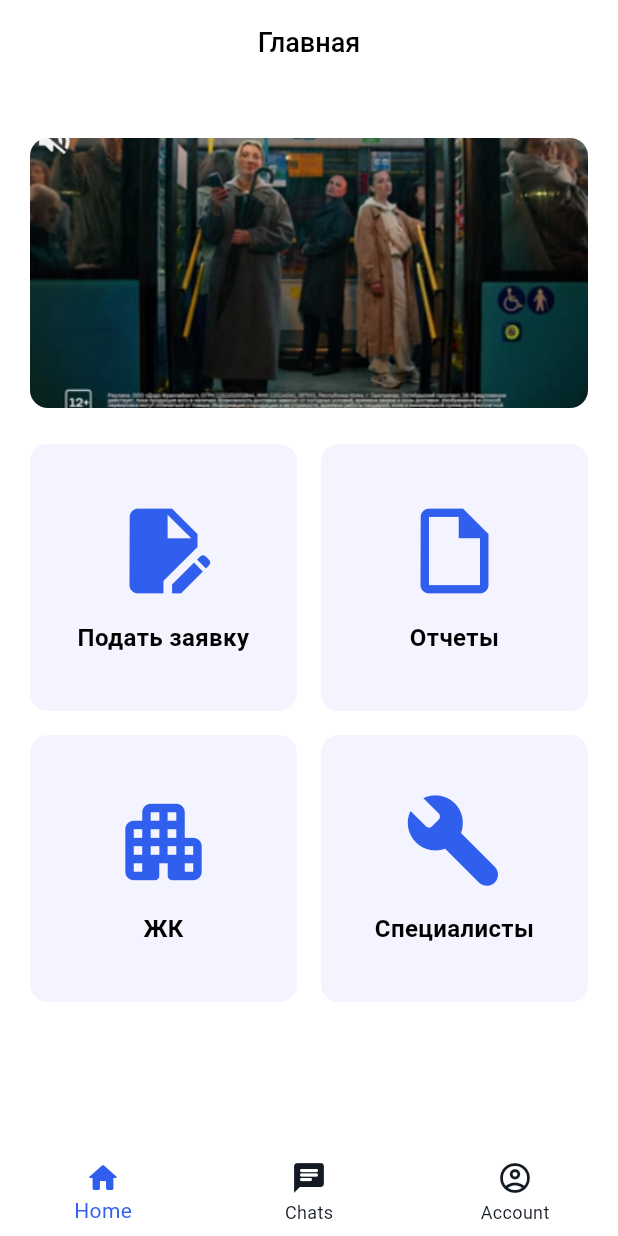
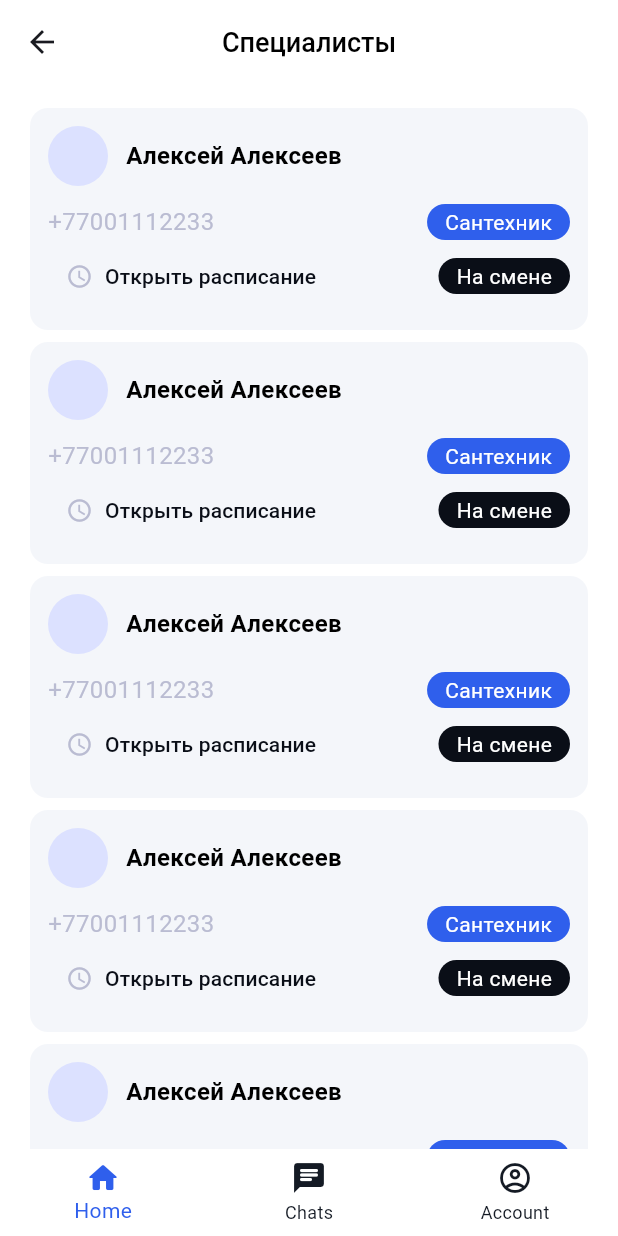
Before and after one commit to assanbayg/zhks, a Flutter app: the HomeScreen screen opened by its route, after a tap on "Специалисты", on a phone screen of 412 x 824 dp. Run offline on Flutter 3.47's test engine with Material 3 defaults, Android fonts, the phone set to English and light mode, and no system bars; our stand-ins replace dio, firebase_core, firebase_messaging, flutter_dotenv, flutter_local_notifications, flutter_riverpod and 8 more; accounts and stored records are empty; generated files the repository leaves out were written again; Roboto replaces fonts that are missing (SFProDisplay).

Commit message:
feat: View specialists and their schedule from mock API

```diff
--- a/lib/core/presentation/screens/home_screen.dart
+++ b/lib/core/presentation/screens/home_screen.dart
@@ -54,7 +54,7 @@ class HomeScreen extends StatelessWidget {
                   _HomeCard(
                     icon: Icons.build_rounded,
                     label: 'Специалисты',
-                    onTap: () => context.goNamed('specimen'),
+                    onTap: () => context.goNamed('specialists'),
                   ),
                 ],
               ),
--- /dev/null
+++ b/lib/core/repositories/specialist_repository.dart
@@ -0,0 +1,16 @@
+// Project imports:
+import '../models/specialist.dart';
+
+class SpecialistRepository {
+  Future<List<Specialist>> getAllSpecialists() async {
+    return List.generate(5, (i) => Specialist.mock(id: i + 1));
+  }
+
+  Future<Specialist> getSpecialistById(int id) async {
+    return Specialist.mock(id: id);
+  }
+
+  Future<List<Schedule>> getSchedules(int specialistId) async {
+    return Specialist.mock(id: specialistId).schedules!;
+  }
+}
--- /dev/null
+++ b/lib/features/specialists/specialists_screen.dart
@@ -0,0 +1,149 @@
+// Flutter imports:
+import 'package:flutter/material.dart';
+
+// Package imports:
+import 'package:flutter_riverpod/flutter_riverpod.dart';
+
+// Project imports:
+import 'package:zhks/core/presentation/widgets/custom_app_bar.dart';
+import 'package:zhks/core/providers/specialist_provider.dart';
+import 'package:zhks/core/themes/theme_extensions.dart';
+import 'package:zhks/features/specialists/specialist_schedule.dart';
+
+class SpecialistsScreen extends ConsumerWidget {
+  const SpecialistsScreen({super.key});
+
+  @override
+  Widget build(BuildContext context, WidgetRef ref) {
+    final primary = context.colors.primary;
+    final teritary = context.colors.tertiary;
+
+    final asyncSpecialists = ref.watch(allSpecialistsProvider);
+
+    return Scaffold(
+      appBar: CustomAppBar(
+        label: 'Специалисты',
+        showBackButton: true,
+        location: '/',
+      ),
+      body: Padding(
+        padding: const EdgeInsets.symmetric(horizontal: 20),
+        child: asyncSpecialists.when(
+          data:
+              (specialists) => ListView.builder(
+                itemCount: specialists.length,
+                itemBuilder: (context, index) {
+                  final s = specialists[index];
+                  return Container(
+                    padding: const EdgeInsets.all(12),
+                    margin: const EdgeInsets.only(bottom: 8),
+                    decoration: BoxDecoration(
+                      color: teritary.gray,
+                      borderRadius: BorderRadius.circular(12),
+                    ),
+                    child: Column(
+                      spacing: 12,
+                      children: [
+                        Row(
+                          spacing: 12,
+                          children: [
+                            CircleAvatar(),
+                            Text(
+                              s.name,
+                              style: context.texts.bodyLargeSemibold,
+                            ),
+                          ],
+                        ),
+                        Column(
+                          children: [
+                            Row(
+                              mainAxisAlignment: MainAxisAlignment.spaceBetween,
+                              children: [
+                                // TODO: put into the mask
+                                Text(
+                                  s.phone,
+                                  style: context.texts.bodyLarge.copyWith(
+                                    color: primary.gray,
+                                  ),
+                                ),
+                                Container(
+                                  padding: const EdgeInsets.symmetric(
+                                    horizontal: 12,
+                                    vertical: 2,
+                                  ),
+                                  decoration: BoxDecoration(
+                                    // TODO: make a map with position and color as keys
+                                    color: primary.blue,
+                                    borderRadius: BorderRadius.circular(12),
+                                  ),
+                                  child: Text(
+                                    s.position,
+                                    style: TextStyle(color: Colors.white),
+                                  ),
+                                ),
+                              ],
+                            ),
+                            Row(
+                              mainAxisAlignment: MainAxisAlignment.spaceBetween,
+                              children: [
+                                TextButton.icon(
+                                  onPressed: () async {
+                                    if (context.mounted) {
+                                      showModalBottomSheet(
+                                        backgroundColor: Colors.white,
+                                        elevation: 0,
+                                        context: context,
+                                        isScrollControlled: true,
+                                        useSafeArea: true,
+                                        builder:
+                                            (_) => SpecialistSchedule(
+                                              schedule: s.schedules!,
+                                            ),
+                                      );
+                                    }
+                                  },
+                                  label: Text(
+                                    'Открыть расписание',
+                                    style: TextStyle(color: primary.black),
+                                  ),
+                                  icon: Icon(
+                                    Icons.access_time,
+                                    color: primary.gray,
+                                  ),
+                                ),
+                                // TODO: compare with current date and change status
+                                true
+                                    ? Container(
+                                      padding: const EdgeInsets.symmetric(
+                                        horizontal: 12,
+                                        vertical: 2,
+                                      ),
+                                      decoration: BoxDecoration(
+                                        color: primary.black,
+                                        borderRadius: BorderRadius.circular(12),
+                                      ),
+                                      child: Text(
+                                        'На смене',
+                                        style: TextStyle(color: Colors.white),
+                                      ),
+                                    )
+                                    : Text(
+                                      'Выходной',
+                                      style: TextStyle(color: primary.gray),
+                                    ),
+                              ],
+                            ),
+                          ],
+                        ),
+                      ],
+                    ),
+                  );
+                },
+              ),
+          loading: () => Center(child: CircularProgressIndicator()),
+          error: (e, _) => Center(child: Text('Ошибка загрузки')),
+        ),
+      ),
+    );
+  }
+}
```
Also changed, not shown: lib/core/models/specialist.dart (added, +96 -0 lines), lib/core/navigation/router.dart (+6 -1 lines), lib/core/providers/specialist_provider.dart (added, +28 -0 lines), lib/features/specialists/specialist_schedule.dart (added, +84 -0 lines).
